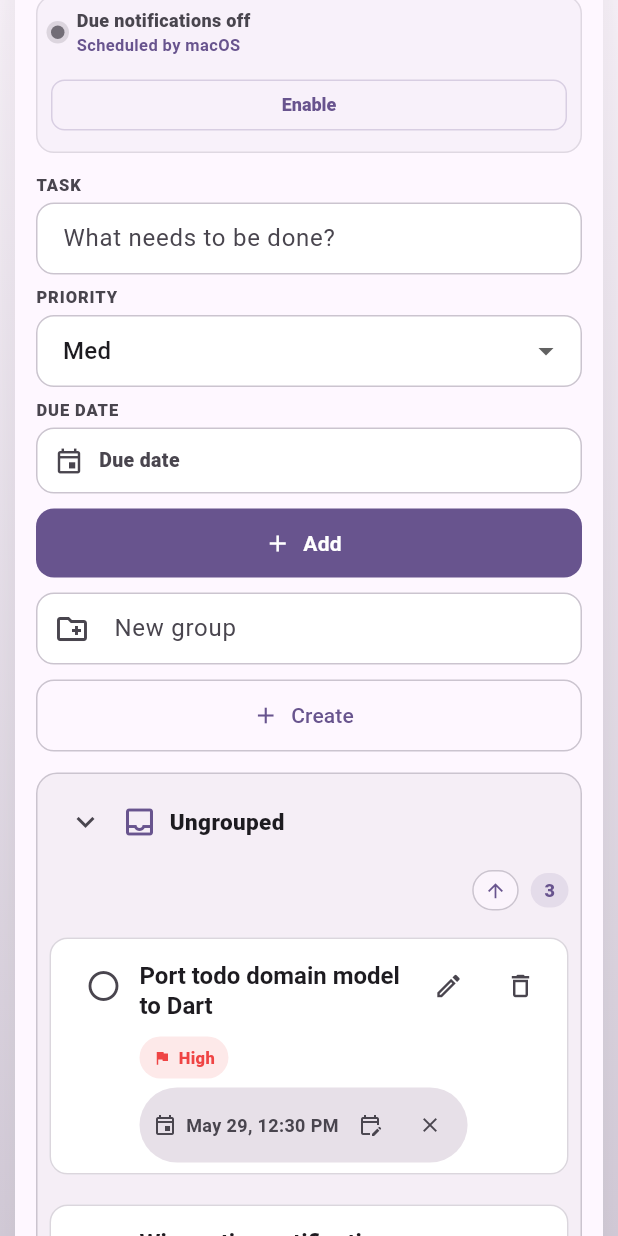
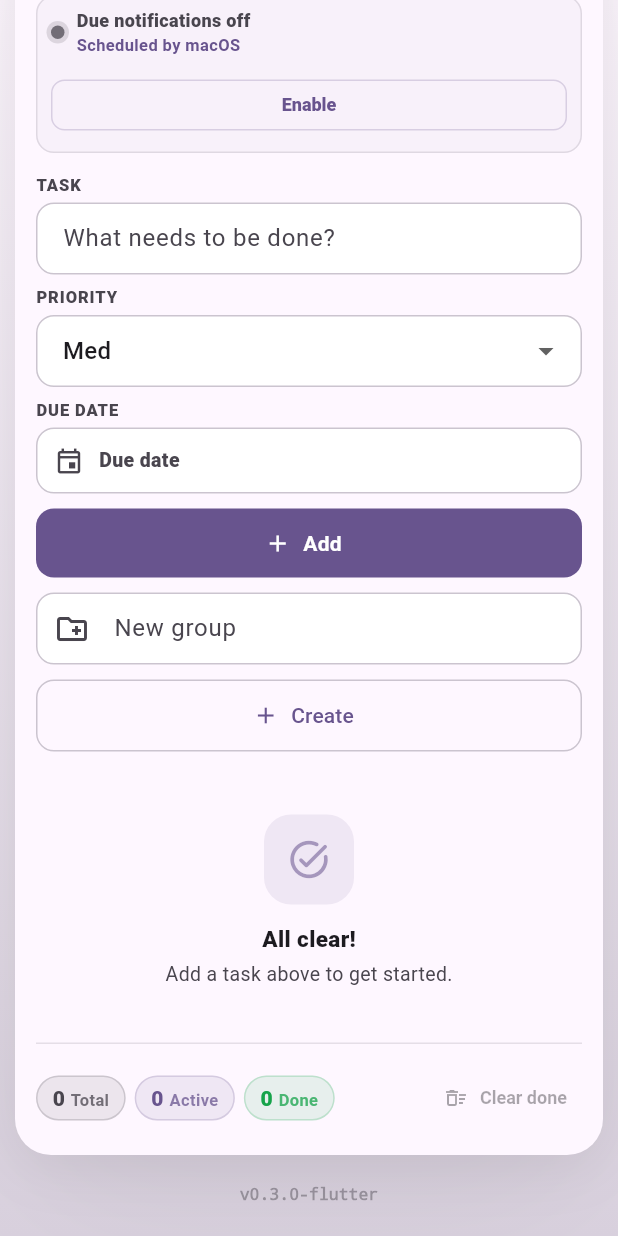
Before and after one commit to prasadgujar22/f_neo_todo, a Flutter app: the screen it shows after launch, scrolled down 251 dp, on a phone screen of 412 x 824 dp. Run offline on Flutter 3.47's test engine with Material 3 defaults, Android fonts, the phone set to English and light mode, and no system bars; our stand-ins replace flutter_local_notifications, flutter_timezone, shared_preferences, supabase_flutter, timezone, web; missing offline and left inert: dart:js_interop; accounts and stored records are empty.

Commit message:
feat: start with an empty task list and bump footer to v0.3.0
Remove the three bundled sample tasks so a first-time visitor sees the
empty state instead of placeholder todos. Update the two widget tests
that relied on the seeded data to create their own task first.

```diff
--- a/lib/main.dart
+++ b/lib/main.dart
@@ -331,31 +331,7 @@ class _TodoHomePageState extends State<TodoHomePage>
   final SupabaseClient? _supabase = _isSupabaseConfigured
       ? Supabase.instance.client
       : null;
-  final List<TodoItem> _todos = [
-    TodoItem(
-      id: 'sample-domain',
-      text: 'Port todo domain model to Dart',
-      priority: TodoPriority.high,
-      createdAt: DateTime.now(),
-      sortOrder: 0,
-      dueDate: DateTime.now().add(const Duration(hours: 2)),
-    ),
-    TodoItem(
-      id: 'sample-notifications',
-      text: 'Wire native notification scheduler',
-      priority: TodoPriority.medium,
-      createdAt: DateTime.now(),
-      sortOrder: 1,
-    ),
-    TodoItem(
-      id: 'sample-sync',
-      text: 'Reuse Supabase sync contract',
-      priority: TodoPriority.low,
-      createdAt: DateTime.now(),
-      sortOrder: 2,
-      completed: true,
-    ),
-  ];
+  final List<TodoItem> _todos = [];
   final List<TodoGroup> _groups = [];
   final Set<String> _collapsedGroups = <String>{};
   final Map<String, TodoSortMode> _groupSortModes = <String, TodoSortMode>{};
@@ -472,7 +448,7 @@ class _TodoHomePageState extends State<TodoHomePage>
       });
       await _reconcileNotifications();
     } catch (_) {
-      // Ignore invalid local state and keep the bundled starter tasks.
+      // Ignore invalid local state and start from an empty task list.
     }
   }
 
@@ -1482,7 +1458,7 @@ class _AppVersion extends StatelessWidget {
     return Padding(
       padding: const EdgeInsets.only(top: 18),
       child: Text(
-        'v0.2.0-flutter',
+        'v0.3.0-flutter',
         textAlign: TextAlign.center,
         style: TextStyle(
           color: colorScheme.onSurfaceVariant.withValues(alpha: 0.45),
```
Also changed, not shown: 1 other file.
